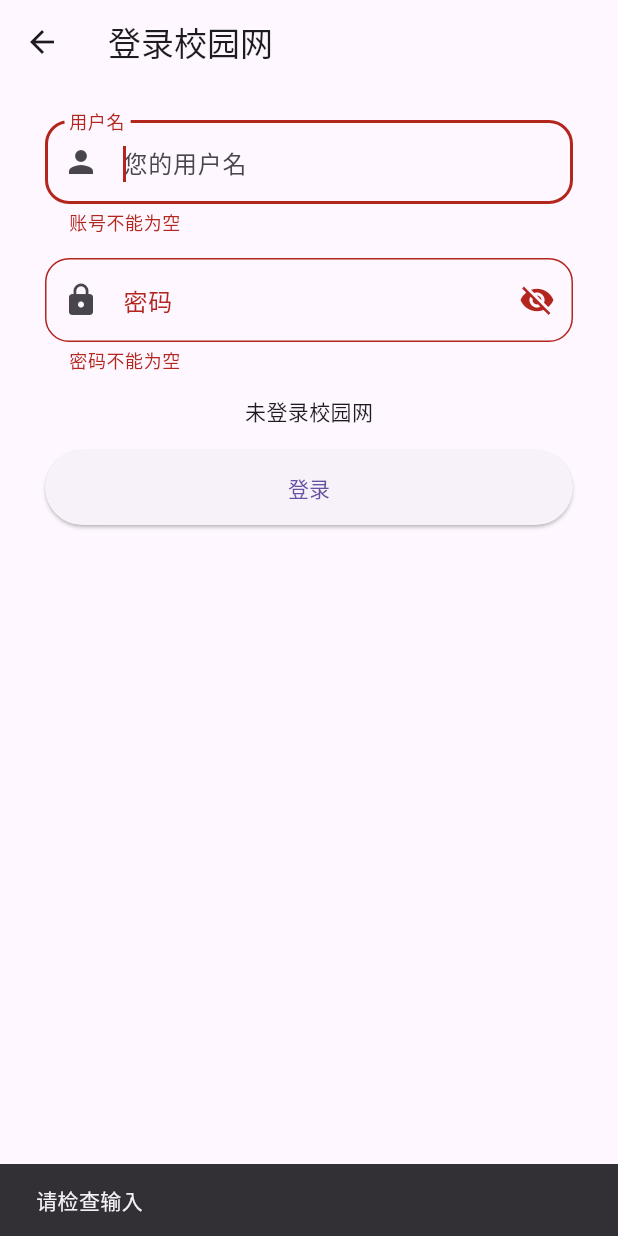
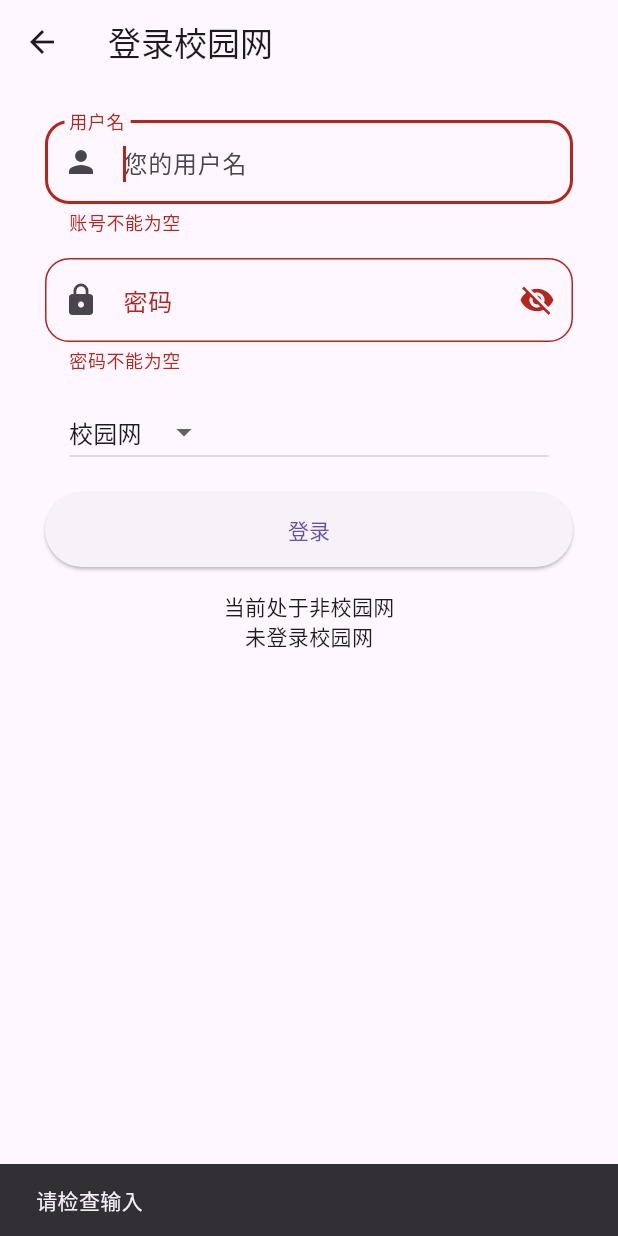
Before and after one commit to wilinz/guet_toolbox, a Flutter app: the _CampusNetworkPage screen opened directly, after a tap on "登录", on a phone screen of 412 x 824 dp. Run offline on Flutter 3.47's test engine with Material 2 defaults, Android fonts, the light colour scheme and no system bars; our stand-ins replace auto_size_text, connectivity_plus, cookie_jar, dio, dio_cookie_manager, floor and 7 more; missing offline and left inert: common_utils, dart_extensions, encrypt, lpinyin, window_manager, window_size; accounts and stored records are empty; generated files the repository leaves out were written again; network calls fail; statements that could not run were skipped.

Commit message:
校园网登录

```diff
--- a/lib/data/model/dynamic_code/reauth.dart
+++ b/lib/data/model/dynamic_code/reauth.dart
@@ -13,7 +13,7 @@ class ReAuth {
   @JsonKey(name: "code", defaultValue: "")
   String code;
 
-  factory ReAuth.fromJson(Map<String, dynamic> json) => _$ReauthFromJson(json);
+  factory ReAuth.fromJson(Map<String, dynamic> json) => _$ReAuthFromJson(json);
 
-  Map<String, dynamic> toJson() => _$ReauthToJson(this);
+  Map<String, dynamic> toJson() => _$ReAuthToJson(this);
 }
--- /dev/null
+++ b/lib/data/model/user/campus_network_user.dart
@@ -0,0 +1,30 @@
+import 'dart:async';
+import 'package:floor/floor.dart';
+import 'package:guettoolbox/data/model/db/base.dart';
+
+@Entity(tableName: 'campus_network_users', indices: [
+  Index(unique: true, value: ["username"])
+])
+class CampusNetworkUser extends BaseEntity {
+  @PrimaryKey(autoGenerate: true)
+  int? id;
+
+  String username;
+
+  String password;
+
+  String isp;
+
+  @ColumnInfo(name: "is_default")
+  bool isDefault;
+
+  CampusNetworkUser(
+      {required DateTime updateTime,
+        DateTime? createTime,
+        required this.username,
+        required this.password,
+        required this.isDefault,
+        required this.isp
+      })
+      : super(updateTime: updateTime, createTime: createTime);
+}
--- /dev/null
+++ b/lib/data/repository/campus_network_user.dart
@@ -0,0 +1,39 @@
+import 'package:guettoolbox/data/database/database.dart';
+import 'package:guettoolbox/data/model/user/campus_network_user.dart';
+import 'package:guettoolbox/data/model/user/user.dart';
+import 'package:guettoolbox/util/list.dart';
+
+class CampusNetworkUserRepository {
+  Future<CampusNetworkUser?> getRecentUser() async {
+    final db = await getDatabase();
+    final user = await db.campusNetworkUserDao.getRecent();
+    return user.firstOrNull();
+  }
+
+  Future<CampusNetworkUser?> getActiveUser() async {
+    final db = await getDatabase();
+    return db.campusNetworkUserDao.getActive();
+  }
+
+  CampusNetworkUserRepository._create();
+
+  Future<void> insertUser(CampusNetworkUser user) async {
+    final db = await getDatabase();
+    return db.campusNetworkUserDao.insertUser(user);
+  }
+
+  Future<void> updateUser(CampusNetworkUser user) async {
+    final db = await getDatabase();
+    return db.campusNetworkUserDao.updateUser(user);
+  }
+
+  Future<void> unsetDefaultOtherUser(String username) async {
+    final db = await getDatabase();
+    return db.campusNetworkUserDao.unsetDefaultOtherUser(username);
+  }
+
+  static CampusNetworkUserRepository? _instance;
+
+  factory CampusNetworkUserRepository.get() =>
+      _instance ??= CampusNetworkUserRepository._create();
+}
--- a/lib/data/service/campus_network_auth.dart
+++ b/lib/data/service/campus_network_auth.dart
@@ -10,6 +10,23 @@ enum ISP {
   cmcc,
   unicom,
   campus;
+
+  String displayName() {
+    switch (this) {
+      case telecom:
+        return "中国电信";
+      case cmcc:
+        return "中国移动";
+      case unicom:
+        return "中国联通";
+      case campus:
+        return "校园网";
+    }
+  }
+
+  static ISP valueOf(String value) {
+    return ISP.values.byName(value);
+  }
 }
 
 String getOperatorsUsername(String username, ISP isp) {
@@ -20,7 +37,6 @@ String getOperatorsUsername(String username, ISP isp) {
 }
 
 class CampusNetworkAuth {
-
   /// login
   /// success: lib/data/model/campus_network/campus_network_auth_response_success.dart
   /// fail: lib/data/model/campus_network/campus_network_auth_response_fail.dart
@@ -47,14 +63,15 @@ class CampusNetworkAuth {
         },
         options: Options(extra: {JsonpInterceptor.UseJsonpParser: true}));
     final data = resp.data;
-    if (data["result"]==1){
+    if (data["result"] == 1) {
       return CampusNetworkAuthResponseSuccess.fromJson(data);
     }
     return CampusNetworkAuthResponseFail.fromJson(data);
   }
 
   /// dr1002({"result":0,"msg":"无法获取终端MAC地址！"});
-  static Future<CampusNetworkAuthResponseCommon> unbind(String userAccount) async {
+  static Future<CampusNetworkAuthResponseCommon> unbind(
+      String userAccount) async {
     final dio = await AppNetwork.getDio();
     final resp = await dio.get("http://10.0.1.5:801/eportal/portal/mac/unbind",
         queryParameters: {
@@ -71,7 +88,8 @@ class CampusNetworkAuth {
   }
 
   /// {"result":1,"msg":"Radius注销成功！"}
-  static Future<CampusNetworkAuthResponseCommon> logout(String userAccount) async {
+  static Future<CampusNetworkAuthResponseCommon> logout(
+      String userAccount) async {
     final dio = await AppNetwork.getDio();
     final resp = await dio.get("http://10.0.1.5:801/eportal/portal/logout",
         queryParameters: {
@@ -103,7 +121,7 @@ class CampusNetworkAuth {
     final resp = await dio.get("http://10.0.1.5:801/eportal/portal/online_list",
         options: Options(extra: {JsonpInterceptor.UseJsonpParser: true}));
     final data = resp.data;
-    if (data["result"]==1){
+    if (data["result"] == 1) {
       return CampusNetworkAuthOnlineList.fromJson(data);
     }
     return CampusNetworkAuthResponseCommon.fromJson(data);
--- a/lib/ui/page/campus_network/campus_network.dart
+++ b/lib/ui/page/campus_network/campus_network.dart
@@ -1,3 +1,5 @@
+import 'dart:convert';
+
 import 'package:flutter/material.dart';
 import 'package:guettoolbox/data/model/campus_network/campus_network_auth_response_fail.dart';
 import 'package:guettoolbox/data/model/campus_network/campus_network_auth_response_success.dart';
@@ -34,6 +36,7 @@ class _CampusNetworkPageState extends State<_CampusNetworkPage> {
       TextEditingController(text: "");
   GlobalKey _formKey = GlobalKey<FormState>();
   bool _passwordVisible = false;
+  ISP isp = ISP.campus;
 
   _loginMessage(BuildContext context, String msg) {
     ScaffoldMessenger.of(context).showSnackBar(SnackBar(
@@ -111,26 +114,27 @@ class _CampusNetworkPageState extends State<_CampusNetworkPage> {
                             return v!.trim().length > 0 ? null : "密码不能为空";
                           },
                         ),
-                        Container(
-                          height: 16,
+                        SizedBox(height: 16),
+                        SizedBox(
+                          width: double.infinity,
+                          child: DropdownButton<ISP>(
+                            borderRadius: BorderRadius.circular(16),
+                            autofocus: false,
+                            padding: EdgeInsets.symmetric(horizontal: 16),
+                            value: isp,
+                            onChanged: (ISP? newValue) {
+                              setState(() {
+                                isp = newValue!;
+                              });
+                            },
+                            items: ISP.values.map((isp) {
+                              return DropdownMenuItem(
+                                value: isp,
+                                child: Text(isp.displayName()),
+                              );
+                            }).toList(),
+                          ),
                         ),
-                        StreamBuilder(
-                            builder: (context, snapshot) {
-                              if (snapshot.hasData) {
-                                return Text(
-                                    snapshot.data! ? "当前处于校园网" : "当前处于非校园网");
-                              }
-                              return Container();
-                            },
-                            stream: vm.isCampusNetworkState,
-                            initialData: null),
-                        StreamBuilder(
-                            builder: (context, snapshot) {
-                              return Text(
-                                  snapshot.data != null ? "已登录校园网" : "未登录校园网");
-                            },
-                            stream: vm.campusNetworkAuthState,
-                            initialData: null),
                         Container(
                           height: 16,
                         ),
@@ -148,7 +152,39 @@ class _CampusNetworkPageState extends State<_CampusNetworkPage> {
                                   : Text("登录"),
                             );
                           },
-                        )
+                        ),
+                        SizedBox(
+                          height: 16,
+                        ),
+                        StreamBuilder(
+                            builder: (context, snapshot) {
+                              if (snapshot.hasData) {
+                                return Text(
+                                    snapshot.data! ? "当前处于校园网" : "当前处于非校园网");
+                              }
+                              return Container();
+                            },
+                            stream: vm.isCampusNetworkState,
+                            initialData: null),
+                        StreamBuilder(
+                            builder: (context, snapshot) {
+                              final data = snapshot.data;
+                              return SingleChildScrollView(
+                                child: Column(
+                                  children: [
+                                    Text(data != null ? "已登录校园网" : "未登录校园网"),
+                                    SizedBox(height: 16),
+                                    if (data != null)
+                                      Text(jsonEncode(data.toJson())),
+                                  ],
+                                ),
+                              );
+                            },
+                            stream: vm.campusNetworkAuthState,
+                            initialData: null),
+                        Container(
+                          height: 16,
+                        ),
                       ],
                     )),
               ),
@@ -170,8 +206,11 @@ class _CampusNetworkPageState extends State<_CampusNetworkPage> {
     CampusNetworkViewModel vm = Provider.of(context, listen: false);
     final recentUser = await vm.getRecentUser();
     recentUser?.let((it) {
-      _usernameController.text = it.username;
-      _passwordController.text = it.password;
+      setState(() {
+        _usernameController.text = it.username;
+        _passwordController.text = it.password;
+        isp = ISP.valueOf(it.isp);
+      });
     });
   }
 
@@ -184,7 +223,7 @@ class _CampusNetworkPageState extends State<_CampusNetworkPage> {
 
     try {
       final data = await vm.login(
-          _usernameController.text, _passwordController.text, ISP.campus);
+          _usernameController.text, _passwordController.text, isp);
       if (data is CampusNetworkAuthResponseSuccess) {
         _loginMessage(context, "登录成功");
       } else if (data is CampusNetworkAuthResponseFail) {
@@ -192,6 +231,7 @@ class _CampusNetworkPageState extends State<_CampusNetworkPage> {
       }
     } catch (e) {
       print(e);
+      _loginMessage(context, "登录失败: ${e}");
     } finally {
       setState(() {
         vm.isLoading = false;
```
Also changed, not shown: lib/data/dao/campus_network_user.dart (added, +30 -0 lines), lib/data/database/database.dart (+13 -1 lines), lib/data/database/migration/migration1to2.dart (added, +22 -0 lines), lib/data/repository/campus_network.dart (+1 -17 lines), lib/data/service/network_detection.dart (+12 -4 lines), lib/ui/page/campus_network/campus_network_vm.dart (+29 -10 lines), lib/data/database/database.g.dart, lib/data/model/dynamic_code/reauth.g.dart, pubspec.lock.
